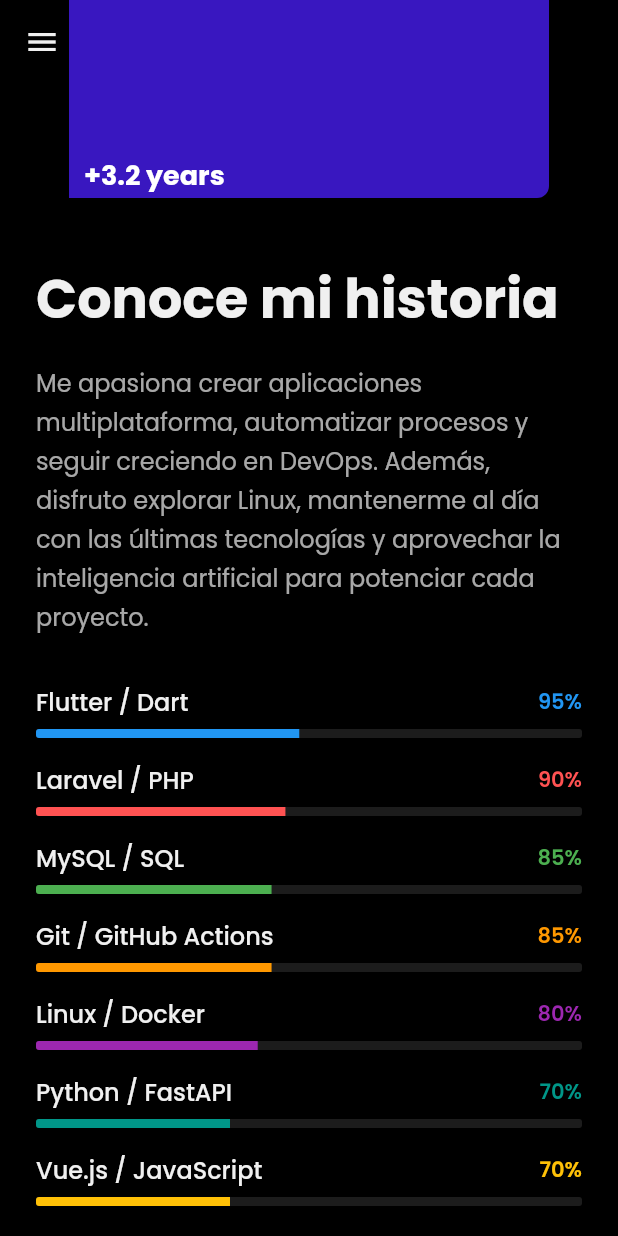
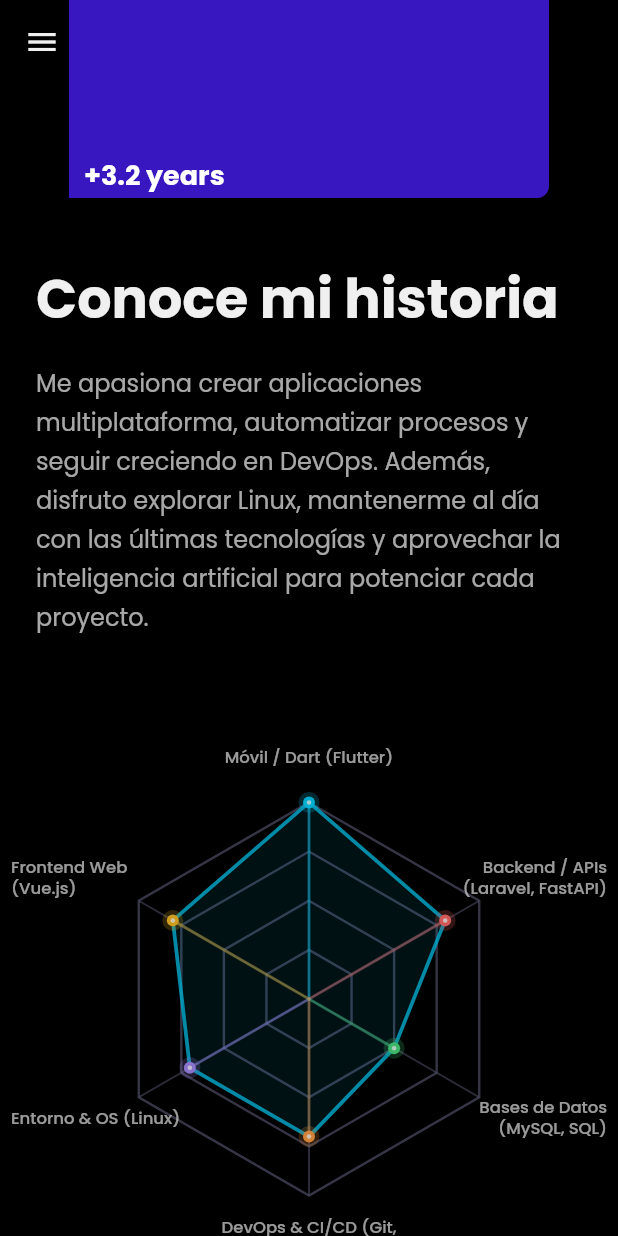
Before and after one commit to kharoldcanova/kharold-canova, a Flutter app: the screen it shows after launch, scrolled down 1152 dp, on a phone screen of 412 x 824 dp. Run offline on Flutter 3.47's test engine with Material 3 defaults, Android fonts, the phone set to English and light mode, and no system bars; our stand-ins replace equatable, flutter_bloc, font_awesome_flutter, google_fonts.

Commit message:
dev: skills radar chart

```diff
--- a/lib/screens/widgets/about_skills_widget.dart
+++ b/lib/screens/widgets/about_skills_widget.dart
@@ -1,8 +1,7 @@
 import 'package:flutter/material.dart';
 import 'package:kharoldcanova/data/repository/portfolio_repository.dart';
-import 'package:kharoldcanova/data/models/skill.dart';
 import 'package:kharoldcanova/l10n/app_localizations.dart';
-import 'package:kharoldcanova/screens/widgets/animate_on_visible.dart';
+import 'package:kharoldcanova/screens/widgets/radar_skills_chart.dart';
 import 'package:url_launcher/url_launcher.dart';
 
 class AboutSkillsWidget extends StatelessWidget {
@@ -53,7 +52,7 @@ class AboutSkillsWidget extends StatelessWidget {
               color: colorScheme.primary,
               borderRadius: BorderRadius.circular(8),
             ),
-            child: Center(
+            child: const Center(
               child: Icon(
                 Icons.code,
                 size: 120,
@@ -91,7 +90,6 @@ class AboutSkillsWidget extends StatelessWidget {
     PortfolioRepository repo,
     VoidCallback? onHireMe,
   ) {
-    final skills = repo.getSkills();
     return Column(
       crossAxisAlignment: CrossAxisAlignment.start,
       children: [
@@ -113,20 +111,7 @@ class AboutSkillsWidget extends StatelessWidget {
           ),
         ),
         const SizedBox(height: 32),
-        AnimateOnVisible(
-          builder: (context, visible) => Column(
-            children: skills
-                .asMap()
-                .entries
-                .map((entry) => _SkillBar(
-                      skill: entry.value,
-                      colorScheme: colorScheme,
-                      colorIndex: entry.key,
-                      animate: visible,
-                    ))
-                .toList(),
-          ),
-        ),
+        const RadarSkillsChart(),
         const SizedBox(height: 24),
         Row(
           children: [
@@ -167,89 +152,3 @@ class AboutSkillsWidget extends StatelessWidget {
     );
   }
 }
-
-class _SkillBar extends StatelessWidget {
-  final Skill skill;
-  final ColorScheme colorScheme;
-  final int colorIndex;
-  final bool animate;
-
-  static const _palette = [
-    Colors.blue,
-    Colors.redAccent,
-    Colors.green,
-    Colors.orange,
-    Colors.purple,
-    Colors.teal,
-    Colors.amber,
-    Colors.pink,
-    Colors.indigo,
-    Colors.cyan,
-  ];
-
-  const _SkillBar({
-    required this.skill,
-    required this.colorScheme,
-    required this.colorIndex,
-    required this.animate,
-  });
-
-  Color get _color => _palette[colorIndex % _palette.length];
-
-  @override
-  Widget build(BuildContext context) {
-    final barColor = _color;
-    return Padding(
-      padding: const EdgeInsets.only(bottom: 16),
-      child: Column(
-        crossAxisAlignment: CrossAxisAlignment.start,
-        children: [
-          Row(
-            mainAxisAlignment: MainAxisAlignment.spaceBetween,
-            children: [
-              Text(
-                skill.name,
-                style: TextStyle(
-                  color: colorScheme.onSurface,
-                  fontSize: 16,
-                  fontWeight: FontWeight.w500,
-                ),
-              ),
-              Text(
-                '${(skill.level * 100).toInt()}%',
-                style: TextStyle(
-                  color: barColor,
-                  fontSize: 14,
-                  fontWeight: FontWeight.w600,
-                ),
-              ),
-            ],
-          ),
-          const SizedBox(height: 6),
-          ClipRRect(
-            borderRadius: BorderRadius.circular(2),
-            child: animate
-                ? TweenAnimationBuilder<double>(
-                    key: ValueKey('skill_${skill.name}'),
-                    tween: Tween<double>(begin: 0, end: skill.level),
-                    duration: const Duration(milliseconds: 1500),
-                    curve: Curves.easeOutCubic,
-                    builder: (context, value, _) => LinearProgressIndicator(
-                      value: value,
-                      backgroundColor: colorScheme.onSurface.withAlpha(30),
-                      valueColor: AlwaysStoppedAnimation<Color>(barColor),
-                      minHeight: 6,
-                    ),
-                  )
-                : LinearProgressIndicator(
-                    value: 0,
-                    backgroundColor: colorScheme.onSurface.withAlpha(30),
-                    valueColor: AlwaysStoppedAnimation<Color>(barColor),
-                    minHeight: 6,
-                  ),
-          ),
-        ],
-      ),
-    );
-  }
-}
--- /dev/null
+++ b/lib/screens/widgets/radar_skills_chart.dart
@@ -0,0 +1,575 @@
+import 'dart:math' as math;
+
+import 'package:flutter/material.dart';
+import 'package:kharoldcanova/screens/widgets/animate_on_visible.dart';
+
+// ---------------------------------------------------------------------------
+// Data Models
+// ---------------------------------------------------------------------------
+
+/// A single axis (spoke) of the radar chart.
+class RadarAxis {
+  final String label;
+  final double value; // 0.0 → 1.0
+  final Color color; // distinctive color per axis
+
+  const RadarAxis({
+    required this.label,
+    required this.value,
+    required this.color,
+  });
+}
+
+// ---------------------------------------------------------------------------
+// Default dataset — edit values AND colors to match your profile.
+// ---------------------------------------------------------------------------
+
+const kDefaultRadarData = [
+  RadarAxis(
+    label: 'Móvil / Dart (Flutter)',
+    value: 1.0,
+    color: Color(0xFF00D4FF),
+  ),
+  RadarAxis(
+    label: 'Backend / APIs (Laravel, FastAPI)',
+    value: 0.80,
+    color: Color(0xFFFF6B6B),
+  ),
+  RadarAxis(
+    label: 'Bases de Datos (MySQL, SQL)',
+    value: 0.50,
+    color: Color(0xFF4ADE80),
+  ),
+  RadarAxis(
+    label: 'DevOps & CI/CD (Git, Docker)',
+    value: 0.70,
+    color: Color(0xFFFF9F43),
+  ),
+  RadarAxis(
+    label: 'Entorno & OS (Linux)',
+    value: 0.70,
+    color: Color(0xFFA78BFA),
+  ),
+  RadarAxis(
+    label: 'Frontend Web (Vue.js)',
+    value: 0.80,
+    color: Color(0xFFFBBF24),
+  ),
+];
+
+// ---------------------------------------------------------------------------
+// Widget: RadarSkillsChart
+// ---------------------------------------------------------------------------
+
+class RadarSkillsChart extends StatefulWidget {
+  final List<RadarAxis> axes;
+  final String? title;
+  final String? subtitle;
+
+  const RadarSkillsChart({
+    super.key,
+    this.axes = kDefaultRadarData,
+    this.title,
+    this.subtitle,
+  });
+
+  @override
+  State<RadarSkillsChart> createState() => _RadarSkillsChartState();
+}
+
+class _RadarSkillsChartState extends State<RadarSkillsChart>
+    with SingleTickerProviderStateMixin {
+  static const _tickLabels = [
+    'Exploración',
+    'Competente',
+    'Avanzado',
+    'Producción',
+  ];
+
+  static const double _startAngle = -math.pi / 2; // top (12 o'clock)
+  static const double _sweep = 2 * math.pi / 6; // 6 axes
+
+  late final AnimationController _animController;
+  late final Animation<double> _anim;
+
+  @override
+  void initState() {
+    super.initState();
+    _animController = AnimationController(
+      vsync: this,
+      duration: const Duration(milliseconds: 900),
+    );
+    _anim =
+        CurvedAnimation(parent: _animController, curve: Curves.easeOutCubic);
+  }
+
+  @override
+  void didChangeDependencies() {
+    super.didChangeDependencies();
+    // Kick off the entrance animation
+    if (_animController.isDismissed) {
+      WidgetsBinding.instance.addPostFrameCallback((_) {
+        if (mounted) _animController.forward();
+      });
+    }
+  }
+
+  @override
+  void dispose() {
+    _animController.dispose();
+    super.dispose();
+  }
+
+  @override
+  Widget build(BuildContext context) {
+    final colorScheme = Theme.of(context).colorScheme;
+    final screenWidth = MediaQuery.of(context).size.width;
+    final isCompact = screenWidth < 900;
+
+    return AnimateOnVisible(
+      builder: (context, visible) {
+        return AnimatedOpacity(
+          opacity: visible ? 1.0 : 0.0,
+          duration: const Duration(milliseconds: 700),
+          curve: Curves.easeOutCubic,
+          child: _buildContent(context, colorScheme, isCompact),
+        );
+      },
+    );
+  }
+
+  Widget _buildContent(
+    BuildContext context,
+    ColorScheme colorScheme,
+    bool isCompact,
+  ) {
+    return Column(
+      crossAxisAlignment: CrossAxisAlignment.start,
+      children: [
+        // -- Header ----------------------------------------------------------
+        if (widget.title != null || widget.subtitle != null) ...[
+          if (widget.title != null)
+            Text(
+              widget.title!,
+              style: TextStyle(
+                fontSize: isCompact ? 24 : 32,
+                fontWeight: FontWeight.bold,
+                color: colorScheme.onSurface,
+              ),
+            ),
+          if (widget.subtitle != null) ...[
+            const SizedBox(height: 8),
+            Text(
+              widget.subtitle!,
+              style: TextStyle(
+                fontSize: 14,
+                color: colorScheme.onSurface.withAlpha(150),
+                height: 1.5,
+              ),
+            ),
+          ],
+          const SizedBox(height: 32),
+        ],
+
+        // -- Radar + Labels (Stack) ------------------------------------------
+        Center(
+          child: ConstrainedBox(
+            constraints: BoxConstraints(maxWidth: isCompact ? 380 : 540),
+            child: SizedBox(
+              height: isCompact ? 420 : 480,
+              child: LayoutBuilder(
+                builder: (context, constraints) {
+                  final size = math.min(
+                    constraints.maxWidth,
+                    constraints.maxHeight,
+                  );
+                  return Center(
+                    child: SizedBox(
+                      width: size,
+                      height: size,
+                      child: Stack(
+                        clipBehavior: Clip.none,
+                        children: [
+                          // Custom-painted radar (grid + colored spokes + polygon)
+                          Positioned.fill(
+                            child: AnimatedBuilder(
+                              animation: _anim,
+                              builder: (context, _) => CustomPaint(
+                                painter: _RadarPainter(
+                                  axes: widget.axes,
+                                  progress: _anim.value,
+                                  textColor: colorScheme.onSurface,
+                                ),
+                              ),
+                            ),
+                          ),
+                          // Horizontal labels around the chart
+                          ..._buildLabels(size, colorScheme, isCompact),
+                        ],
+                      ),
+                    ),
+                  );
+                },
+              ),
+            ),
+          ),
+        ),
+
+        // -- Generous spacing (prevents overlap with legends) ----------------
+        const SizedBox(height: 50),
+
+        // -- Tick Legend (independent) ----------------------------------------
+        Center(child: _RadarTickLegend(labels: _tickLabels, isCompact: isCompact)),
+
+        const SizedBox(height: 16),
+
+        // -- Node Legend (independent, multi-color) ---------------------------
+        Center(child: _RadarNodeLegend(axes: widget.axes, isCompact: isCompact)),
+      ],
+    );
+  }
+
+  // ---------------------------------------------------------------------------
+  // Manual label positioning — always horizontal, never rotated.
+  // ---------------------------------------------------------------------------
+
+  List<Widget> _buildLabels(
+    double chartSize,
+    ColorScheme colorScheme,
+    bool isCompact,
+  ) {
+    final center = chartSize / 2;
+    final radius = chartSize * 0.44;
+    final fontSize = isCompact ? 11.0 : 13.0;
+
+    return List.generate(widget.axes.length, (i) {
+      final angle = _startAngle + _sweep * i;
+      final dx = center + radius * math.cos(angle);
+      final dy = center + radius * math.sin(angle);
+      final alignment = _labelAlignment(angle);
+
+      return Positioned(
+        left: dx,
+        top: dy,
+        child: FractionalTranslation(
+          translation: const Offset(-0.5, -0.5),
+          child: Align(
+            alignment: alignment,
+            child: SizedBox(
+              width: isCompact ? 120 : 150,
+              child: Text(
+                widget.axes[i].label,
+                textAlign: _textAlignFromAlignment(alignment),
+                style: TextStyle(
+                  fontSize: fontSize,
+                  fontWeight: FontWeight.w500,
+                  color: colorScheme.onSurface.withAlpha(200),
+                  height: 1.3,
+                ),
+              ),
+            ),
+          ),
+        ),
+      );
+    });
+  }
+
+  static Alignment _labelAlignment(double angle) {
+    final dx = math.cos(angle);
+    final dy = math.sin(angle);
+    const t = 0.4;
+
+    if (dx.abs() < t) {
+      return dy < 0 ? Alignment.bottomCenter : Alignment.topCenter;
+    }
+    if (dy.abs() < t) {
+      return dx > 0 ? Alignment.centerLeft : Alignment.centerRight;
+    }
+    return Alignment(
+      dx > 0 ? -1.0 : 1.0,
+      dy < 0 ? 1.0 : -1.0,
+    );
+  }
+
+  static TextAlign _textAlignFromAlignment(Alignment a) {
+    if (a.x < -0.3) return TextAlign.right;
+    if (a.x > 0.3) return TextAlign.left;
+    return TextAlign.center;
+  }
+}
+
+// ---------------------------------------------------------------------------
+// CustomPainter — full control: grid, colored spokes, polygon, vertex dots
+// ---------------------------------------------------------------------------
+
+class _RadarPainter extends CustomPainter {
+  final List<RadarAxis> axes;
+  final double progress; // 0.0 → 1.0 for entrance animation
+  final Color textColor;
+
+  static const int _tickCount = 4;
+  static const double _startAngle = -math.pi / 2;
+  static const double _sweep = 2 * math.pi / 6;
+  static const double _vertexRadius = 4.0;
+
+  _RadarPainter({
+    required this.axes,
+    required this.progress,
+    required this.textColor,
+  });
+
+  @override
+  void paint(Canvas canvas, Size size) {
+    final center = Offset(size.width / 2, size.height / 2);
+    final maxRadius = math.min(size.width, size.height) / 2 * 0.72;
+
+    _drawGrid(canvas, center, maxRadius);
+    _drawColoredSpokes(canvas, center, maxRadius);
+    _drawPolygon(canvas, center, maxRadius);
+    _drawVertexDots(canvas, center, maxRadius);
+  }
+
+  // -- Grid: 4 concentric hexagonal rings ------------------------------------
+
+  void _drawGrid(Canvas canvas, Offset center, double maxRadius) {
+    final gridPaint = Paint()
+      ..color = const Color(0xFF5C5C7A).withAlpha(180)
+      ..style = PaintingStyle.stroke
+      ..strokeWidth = 1.6;
+
+    for (int ring = 1; ring <= _tickCount; ring++) {
+      final r = maxRadius * ring / _tickCount;
+      final path = _hexagonPath(center, r);
+      canvas.drawPath(path, gridPaint);
+    }
+
+    // Axis lines (thin, visible but not dominant)
+    final axisPaint = Paint()
+      ..color = const Color(0xFF5C5C7A).withAlpha(150)
+      ..style = PaintingStyle.stroke
+      ..strokeWidth = 1.3;
+
+    for (int i = 0; i < axes.length; i++) {
+      final angle = _startAngle + _sweep * i;
+      final end = Offset(
+        center.dx + maxRadius * math.cos(angle),
+        center.dy + maxRadius * math.sin(angle),
+      );
+      canvas.drawLine(center, end, axisPaint);
+    }
+  }
+
+  // -- Colored spokes: thin lines from center to each data point -------------
+
+  void _drawColoredSpokes(Canvas canvas, Offset center, double maxRadius) {
+    for (int i = 0; i < axes.length; i++) {
+      final axis = axes[i];
+      final angle = _startAngle + _sweep * i;
+      final r = maxRadius * axis.value * progress;
+      final end = Offset(
+        center.dx + r * math.cos(angle),
+        center.dy + r * math.sin(angle),
+      );
+
+      final spokePaint = Paint()
+        ..color = axis.color.withAlpha(120)
+        ..style = PaintingStyle.stroke
+        ..strokeWidth = 2.0
+        ..strokeCap = StrokeCap.round;
+
+      canvas.drawLine(center, end, spokePaint);
+    }
+  }
+
+  // -- Polygon: filled shape connecting all data points ----------------------
+
+  void _drawPolygon(Canvas canvas, Offset center, double maxRadius) {
+    if (axes.isEmpty) return;
+
+    final path = Path();
+    for (int i = 0; i < axes.length; i++) {
+      final angle = _startAngle + _sweep * i;
+      final r = maxRadius * axes[i].value * progress;
+      final point = Offset(
+        center.dx + r * math.cos(angle),
+        center.dy + r * math.sin(angle),
+      );
+      if (i == 0) {
+        path.moveTo(point.dx, point.dy);
+      } else {
+        path.lineTo(point.dx, point.dy);
+      }
+    }
+    path.close();
+
+    // Translucent fill
+    final fillPaint = Paint()
+      ..color = const Color(0xFF00D4FF).withAlpha(25)
+      ..style = PaintingStyle.fill;
+    canvas.drawPath(path, fillPaint);
+
+    // Bright border
+    final borderPaint = Paint()
+      ..color = const Color(0xFF00D4FF).withAlpha(200)
+      ..style = PaintingStyle.stroke
+      ..strokeWidth = 2.5
+      ..strokeCap = StrokeCap.round
+      ..strokeJoin = StrokeJoin.round;
+    canvas.drawPath(path, borderPaint);
+  }
+
+  // -- Vertex dots: colored circles at each data point -----------------------
+
+  void _drawVertexDots(Canvas canvas, Offset center, double maxRadius) {
+    for (int i = 0; i < axes.length; i++) {
+      final axis = axes[i];
+      final angle = _startAngle + _sweep * i;
+      final r = maxRadius * axis.value * progress;
+      final point = Offset(
+        center.dx + r * math.cos(angle),
+        center.dy + r * math.sin(angle),
+      );
+
+      // Outer glow
+      final glowPaint = Paint()
+        ..color = axis.color.withAlpha(60)
+        ..style = PaintingStyle.fill;
+      canvas.drawCircle(point, _vertexRadius + 3, glowPaint);
+
+      // Solid dot
+      final dotPaint = Paint()
+        ..color = axis.color
+        ..style = PaintingStyle.fill;
+      canvas.drawCircle(point, _vertexRadius, dotPaint);
+
+      // Bright center
+      final centerDotPaint = Paint()
+        ..color = Colors.white.withAlpha(200)
+        ..style = PaintingStyle.fill;
+      canvas.drawCircle(point, 1.5, centerDotPaint);
+    }
+  }
+
+  // -- Helper: hexagonal path -----------------------------------------------
+
+  static Path _hexagonPath(Offset center, double radius) {
+    final path = Path();
+    for (int i = 0; i < 6; i++) {
+      final angle = _startAngle + _sweep * i;
+      final point = Offset(
+        center.dx + radius * math.cos(angle),
+        center.dy + radius * math.sin(angle),
+      );
+      if (i == 0) {
+        path.moveTo(point.dx, point.dy);
+      } else {
+        path.lineTo(point.dx, point.dy);
+      }
+    }
+    path.close();
+    return path;
+  }
+
+  @override
+  bool shouldRepaint(_RadarPainter old) =>
+      progress != old.progress || axes != old.axes;
+}
+
+// ---------------------------------------------------------------------------
+// Tick Legend — the 4 intensity levels shown below the chart
+// ---------------------------------------------------------------------------
+
+class _RadarTickLegend extends StatelessWidget {
+  final List<String> labels;
+  final bool isCompact;
+
+  const _RadarTickLegend({
+    required this.labels,
+    required this.isCompact,
+  });
+
+  @override
+  Widget build(BuildContext context) {
+    final colorScheme = Theme.of(context).colorScheme;
+    return Wrap(
+      spacing: 20,
+      runSpacing: 8,
+      alignment: WrapAlignment.center,
+      children: List.generate(labels.length, (i) {
+        final alpha = 40 + (i * 55);
+        return Row(
+          mainAxisSize: MainAxisSize.min,
+          children: [
+            Container(
+              width: 10,
+              height: 10,
+              decoration: BoxDecoration(
+                shape: BoxShape.circle,
+                color: const Color(0xFF00D4FF).withAlpha(alpha),
+                border: Border.all(
+                  color: const Color(0xFF00D4FF).withAlpha(alpha + 30),
+                  width: 0.5,
+                ),
+              ),
+            ),
+            const SizedBox(width: 6),
+            Text(
+              labels[i],
+              style: TextStyle(
+                fontSize: isCompact ? 10 : 11,
+                color: colorScheme.onSurface.withAlpha(160),
+              ),
+            ),
+          ],
+        );
+      }),
+    );
+  }
+}
+
+// ---------------------------------------------------------------------------
+// Node Legend — axis names with their individual colors
+// ---------------------------------------------------------------------------
+
+class _RadarNodeLegend extends StatelessWidget {
+  final List<RadarAxis> axes;
+  final bool isCompact;
+
+  const _RadarNodeLegend({
+    required this.axes,
+    required this.isCompact,
+  });
+
+  @override
+  Widget build(BuildContext context) {
+    final colorScheme = Theme.of(context).colorScheme;
+    return Wrap(
+      spacing: 16,
+      runSpacing: 8,
+      alignment: WrapAlignment.center,
+      children: axes.map((axis) {
+        return Row(
+          mainAxisSize: MainAxisSize.min,
+          children: [
+            Container(
+              width: 8,
+              height: 8,
+              decoration: BoxDecoration(
+                shape: BoxShape.circle,
+                color: axis.color,
+              ),
+            ),
+            const SizedBox(width: 5),
+            Text(
+              axis.label,
+              style: TextStyle(
+                fontSize: isCompact ? 10 : 11,
+                color: colorScheme.onSurface.withAlpha(170),
+              ),
+            ),
+          ],
+        );
+      }).toList(),
+    );
+  }
+}
```
